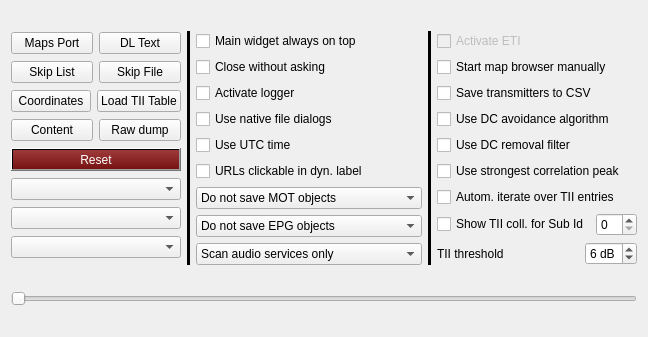
The window that src/configuration/configuration.ui (tomneda/DABstar) describes before a commit, drawn with Qt 5.
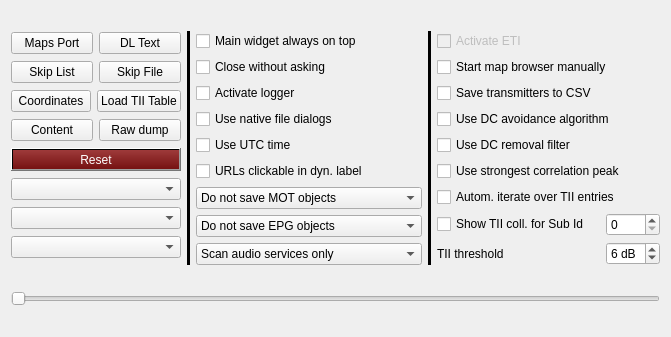
The same window after the commit.

Commit message: Update tool tips

Patch:
```diff
--- a/src/configuration/configuration.ui
+++ b/src/configuration/configuration.ui
@@ -6,7 +6,7 @@
    <rect>
     <x>0</x>
     <y>0</y>
-    <width>637</width>
+    <width>671</width>
     <height>337</height>
    </rect>
   </property>
```
Left out of the diff: 4 changed lines with no effect on the pictures.
